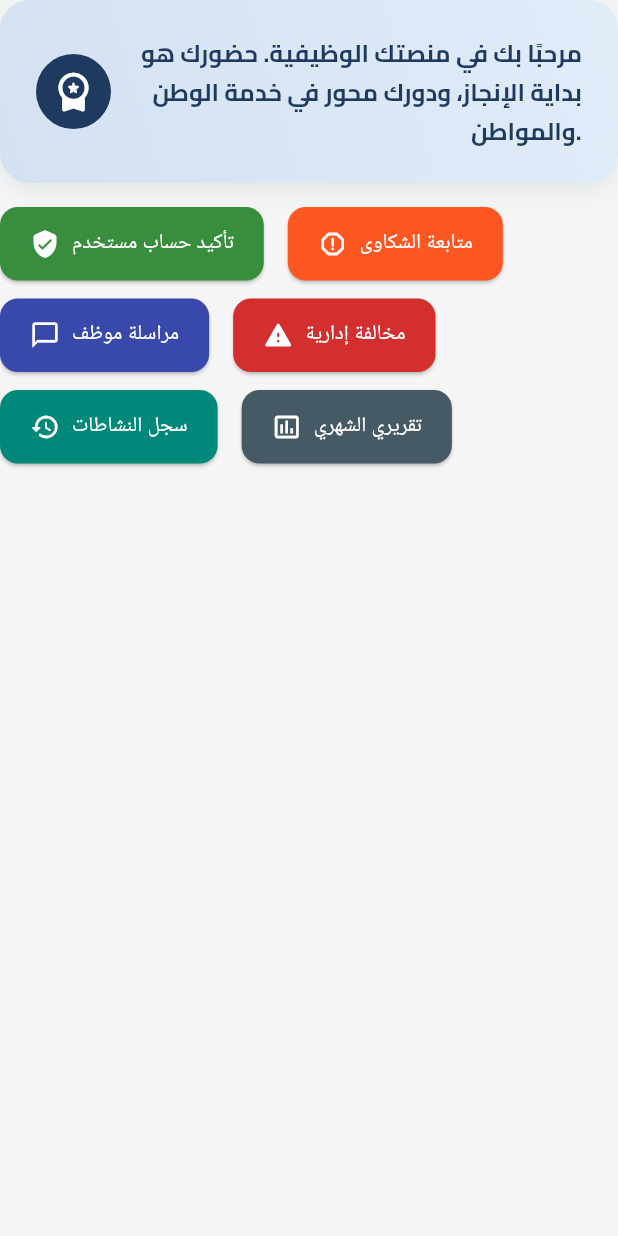
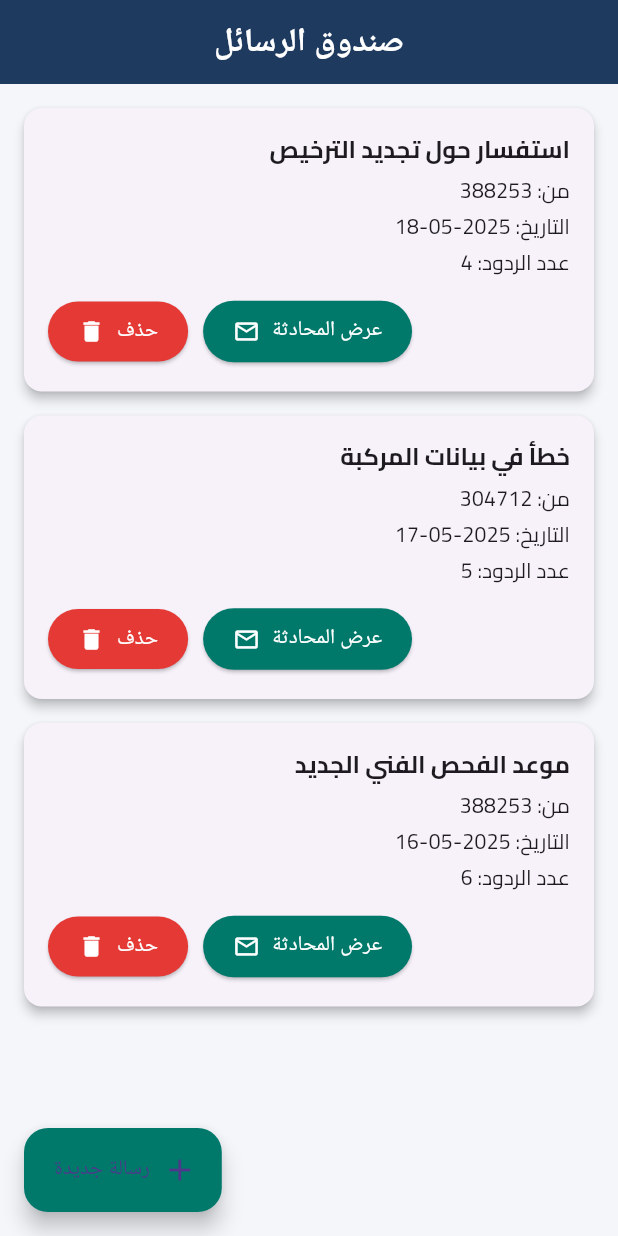
Before and after one commit to osamadweikat/Traffic-Department-Frontend, a Flutter app: the DashboardWelcomeAndActions widget shown alone on an empty page, opened directly, after a tap on "مراسلة موظف", on a phone screen of 412 x 824 dp. Run offline on Flutter 3.47's test engine with Material 3 defaults, Android fonts, the phone set to English and light mode, and no system bars; our stand-ins replace easy_localization, file_picker, image_picker, lottie, month_picker_dialog, permission_handler and 4 more; missing offline and left inert: universal_html; accounts and stored records are empty; project files that could hold a hidden picture were left out.

Commit message:
add staff messages

```diff
--- /dev/null
+++ b/lib/data/messages_data.dart
@@ -0,0 +1,122 @@
+final List<Map<String, dynamic>> messages = [
+  {
+    'id': 1,
+    'from': '388253',
+    'to': '206578',
+    'subject': 'استفسار حول تجديد الترخيص',
+    'body': 'السلام عليكم، ما آخر تحديث بخصوص معاملة تجديد الترخيص؟',
+    'date': '2025-05-18',
+    'replies': [
+      {
+        'from': '206578',
+        'to': '388253',
+        'body': 'المعاملة قيد المعالجة حالياً.',
+        'date': '2025-05-18 09:00',
+      },
+      {
+        'from': '388253',
+        'to': '206578',
+        'body': 'هل بالإمكان تحديد تاريخ تقريبي للإنهاء؟',
+        'date': '2025-05-18 09:30',
+      },
+      {
+        'from': '206578',
+        'to': '388253',
+        'body': 'من المتوقع خلال يومين.',
+        'date': '2025-05-18 10:00',
+      },
+      {
+        'from': '388253',
+        'to': '206578',
+        'body': 'شكرًا لتعاونك.',
+        'date': '2025-05-18 10:10',
+      },
+    ],
+  },
+  {
+    'id': 2,
+    'from': '304712',
+    'to': '388253',
+    'subject': 'خطأ في بيانات المركبة',
+    'body': 'ألاحظ وجود خطأ في لون المركبة ضمن السجلات.',
+    'date': '2025-05-17',
+    'replies': [
+      {
+        'from': '388253',
+        'to': '304712',
+        'body': 'يرجى تزويدي برقم المركبة.',
+        'date': '2025-05-17 08:45',
+      },
+      {
+        'from': '304712',
+        'to': '388253',
+        'body': 'رقم المركبة: 7-4589-33',
+        'date': '2025-05-17 09:00',
+      },
+      {
+        'from': '388253',
+        'to': '304712',
+        'body': 'تم مراجعة البيانات وسيتم التصحيح.',
+        'date': '2025-05-17 09:15',
+      },
+      {
+        'from': '304712',
+        'to': '388253',
+        'body': 'شكرًا لك.',
+        'date': '2025-05-17 09:20',
+      },
+      {
+        'from': '388253',
+        'to': '304712',
+        'body': 'أي خدمة أخرى أنا جاهز.',
+        'date': '2025-05-17 09:30',
+      },
+    ],
+  },
+  {
+    'id': 3,
+    'from': '388253',
+    'to': '157894',
+    'subject': 'موعد الفحص الفني الجديد',
+    'body': 'مرحبًا، هل تم تحديد موعد الفحص الفني بعد التأجيل؟',
+    'date': '2025-05-16',
+    'replies': [
+      {
+        'from': '157894',
+        'to': '388253',
+        'body': 'الموعد الجديد الثلاثاء 21 مايو الساعة 9:00.',
+        'date': '2025-05-16 08:30',
+      },
+      {
+        'from': '388253',
+        'to': '157894',
+        'body': 'شكرًا على التحديث.',
+        'date': '2025-05-16 08:35',
+      },
+      {
+        'from': '157894',
+        'to': '388253',
+        'body': 'يرجى التأكد من حضورك قبل الموعد بـ 10 دقائق.',
+        'date': '2025-05-16 08:40',
+      },
+      {
+        'from': '388253',
+        'to': '157894',
+        'body': 'بالتأكيد، سأكون في الموعد.',
+        'date': '2025-05-16 08:50',
+      },
+      {
+        'from': '157894',
+        'to': '388253',
+        'body': 'تم تثبيت الموعد بنجاح.',
+        'date': '2025-05-16 09:00',
+      },
+      {
+        'from': '388253',
+        'to': '157894',
+        'body': 'شكرًا لك مرة أخرى.',
+        'date': '2025-05-16 09:10',
+      },
+    ],
+  },
+];
--- a/lib/screens/staff/dashboard/dashboard_welcome_and_actions.dart
+++ b/lib/screens/staff/dashboard/dashboard_welcome_and_actions.dart
@@ -1,5 +1,6 @@
 import 'package:flutter/material.dart';
 import 'package:traffic_department/screens/staff/tasks/confirm_user_screen.dart';
+import 'package:traffic_department/screens/staff/tasks/staff_messages/message_inbox_screen.dart';
 import 'package:traffic_department/screens/staff/tasks/track_complaints_screen.dart';
 
 class DashboardWelcomeAndActions extends StatelessWidget {
@@ -94,8 +95,14 @@ class DashboardWelcomeAndActions extends StatelessWidget {
         'icon': Icons.chat_bubble_outline,
         'label': 'مراسلة موظف',
         'color': Colors.indigo.shade600,
-        'onTap': () {},
+        'onTap': () {
+          Navigator.push(
+            context,
+            MaterialPageRoute(builder: (_) => const MessageInboxScreen()),
+          );
+        },
       },
+
       {
         'icon': Icons.report_problem_rounded,
         'label': 'مخالفة إدارية',
--- /dev/null
+++ b/lib/screens/staff/tasks/staff_messages/message_inbox_screen.dart
@@ -0,0 +1,147 @@
+import 'package:flutter/material.dart';
+import 'package:traffic_department/data/messages_data.dart';
+import 'package:traffic_department/screens/staff/tasks/staff_messages/message_thread_screen.dart';
+import 'package:traffic_department/screens/staff/tasks/staff_messages/compose_message_screen.dart';
+
+class MessageInboxScreen extends StatefulWidget {
+  const MessageInboxScreen({super.key});
+
+  @override
+  State<MessageInboxScreen> createState() => _MessageInboxScreenState();
+}
+
+class _MessageInboxScreenState extends State<MessageInboxScreen> {
+  @override
+  Widget build(BuildContext context) {
+    return Directionality(
+      textDirection: TextDirection.rtl,
+      child: Scaffold(
+        backgroundColor: const Color(0xFFF4F6FA),
+        appBar: AppBar(
+          backgroundColor: const Color(0xFF1E3A5F),
+          centerTitle: true,
+          title: const Text(
+            'صندوق الرسائل',
+            style: TextStyle(color: Colors.white, fontWeight: FontWeight.bold),
+          ),
+          automaticallyImplyLeading: false,
+        ),
+        body: ListView.builder(
+          padding: const EdgeInsets.all(16),
+          itemCount: messages.length,
+          itemBuilder: (context, index) {
+            final message = messages[index];
+            return Card(
+              elevation: 3,
+              shape: RoundedRectangleBorder(
+                borderRadius: BorderRadius.circular(12),
+              ),
+              margin: const EdgeInsets.only(bottom: 16),
+              child: Padding(
+                padding: const EdgeInsets.all(16),
+                child: Column(
+                  crossAxisAlignment: CrossAxisAlignment.stretch,
+                  children: [
+                    Align(
+                      alignment: Alignment.centerRight,
+                      child: Text(
+                        message['subject'],
+                        style: const TextStyle(
+                          fontSize: 16,
+                          fontWeight: FontWeight.bold,
+                        ),
+                      ),
+                    ),
+                    const SizedBox(height: 6),
+                    Align(
+                      alignment: Alignment.centerRight,
+                      child: Text('من: ${message['from']}'),
+                    ),
+                    const SizedBox(height: 4),
+                    Align(
+                      alignment: Alignment.centerRight,
+                      child: Text('التاريخ: ${message['date']}'),
+                    ),
+                    const SizedBox(height: 4),
+                    Align(
+                      alignment: Alignment.centerRight,
+                      child: Text('عدد الردود: ${message['replies'].length}'),
+                    ),
+                    const SizedBox(height: 12),
+                    Align(
+                      alignment:
+                          Alignment
+                              .centerLeft,
+                      child: Directionality(
+                        textDirection:
+                            TextDirection.ltr,
+                        child: Row(
+                          mainAxisSize: MainAxisSize.min,
+                          children: [
+                            ElevatedButton.icon(
+                              onPressed: () {
+                                messages.removeAt(index);
+                                (context as Element)
+                                    .markNeedsBuild();
+                              },
+                              icon: const Icon(Icons.delete),
+                              label: const Text('حذف'),
+                              style: ElevatedButton.styleFrom(
+                                backgroundColor: Colors.red.shade600,
+                                foregroundColor: Colors.white,
+                                padding: const EdgeInsets.symmetric(
+                                  horizontal: 20,
+                                  vertical: 10,
+                                ),
+                              ),
+                            ),
+                            const SizedBox(width: 10),
+
+                            ElevatedButton.icon(
+                              onPressed: () {
+                                Navigator.push(
+                                  context,
+                                  MaterialPageRoute(
+                                    builder:
+                                        (_) => MessageThreadScreen(
+                                          message: message,
+                                        ),
+                                  ),
+                                );
+                              },
+                              icon: const Icon(Icons.mail_outline),
+                              label: const Text('عرض المحادثة'),
+                              style: ElevatedButton.styleFrom(
+                                backgroundColor: Colors.teal.shade700,
+                                foregroundColor: Colors.white,
+                                padding: const EdgeInsets.symmetric(
+                                  horizontal: 20,
+                                  vertical: 10,
+                                ),
+                              ),
+                            ),
+                          ],
+                        ),
+                      ),
+                    ),
+                  ],
+                ),
+              ),
+            );
+          },
+        ),
+        floatingActionButton: FloatingActionButton.extended(
+          onPressed: () {
+            Navigator.push(
+              context,
+              MaterialPageRoute(builder: (_) => const ComposeMessageScreen()),
+            );
+          },
+          icon: const Icon(Icons.add),
+          label: const Text('رسالة جديدة'),
+          backgroundColor: Colors.teal.shade700,
+        ),
+      ),
+    );
+  }
+}
```
Also changed, not shown: lib/screens/staff/tasks/staff_messages/compose_message_screen.dart (added, +114 -0 lines), lib/screens/staff/tasks/staff_messages/message_thread_screen.dart (added, +171 -0 lines).
